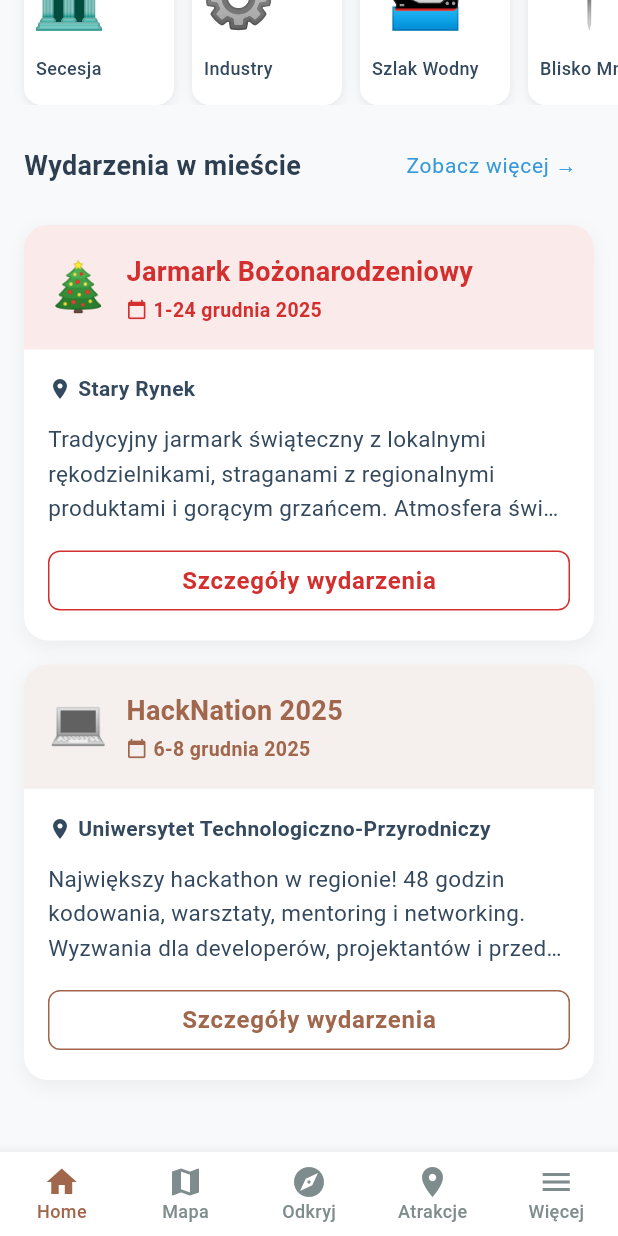
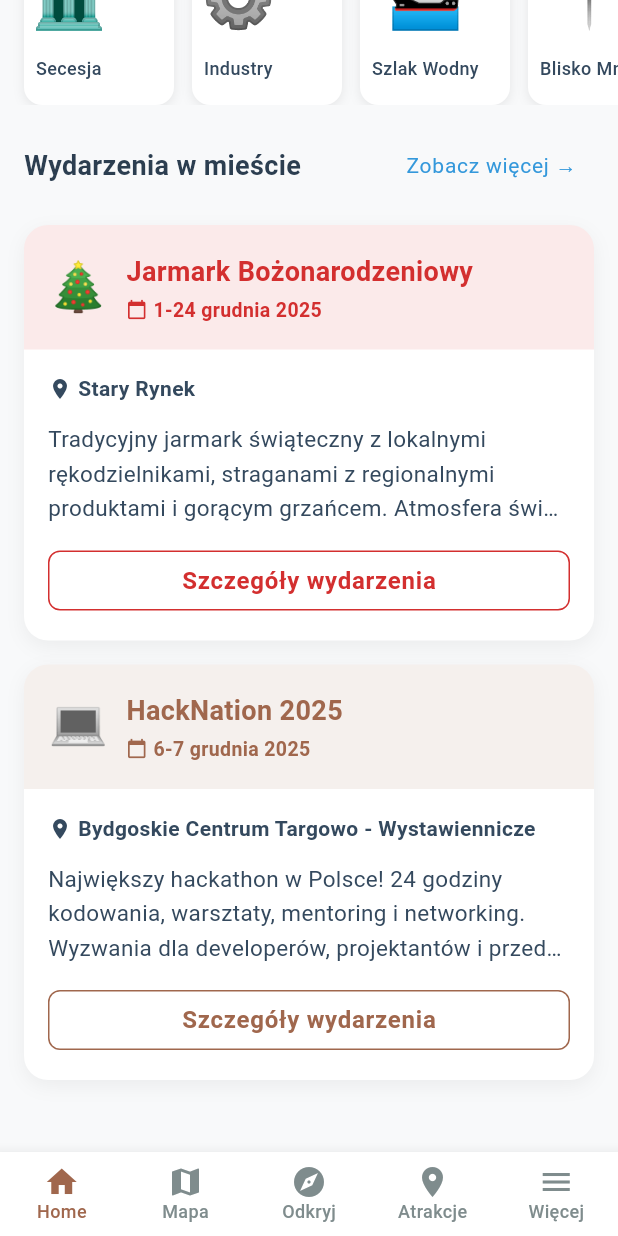
Before and after one commit to iSimon55/HackNation2025IchTroje, a Flutter app: the screen it shows after launch, scrolled down 390 dp, on a phone screen of 412 x 824 dp. Run offline on Flutter 3.47's test engine with Material 3 defaults, Android fonts, the phone set to English and light mode, and no system bars; our stand-ins replace flutter_map, geolocator, image_picker, latlong2, shared_preferences.

Commit message:
fix: zmiana informacji o HackNation

```diff
--- a/lib/features/home/home_screen.dart
+++ b/lib/features/home/home_screen.dart
@@ -267,9 +267,9 @@ class _HomeScreenState extends State<HomeScreen> {
                 const SizedBox(height: AppSpacing.m),
                 _buildEventCard(
                   title: 'HackNation 2025',
-                  date: '6-8 grudnia 2025',
-                  location: 'Uniwersytet Technologiczno-Przyrodniczy',
-                  description: 'Największy hackathon w regionie! 48 godzin kodowania, '
+                  date: '6-7 grudnia 2025',
+                  location: 'Bydgoskie Centrum Targowo - Wystawiennicze',
+                  description: 'Największy hackathon w Polsce! 24 godziny kodowania, '
                       'warsztaty, mentoring i networking. Wyzwania dla developerów, '
                       'projektantów i przedsiębiorców.',
                   emoji: '💻',
```
